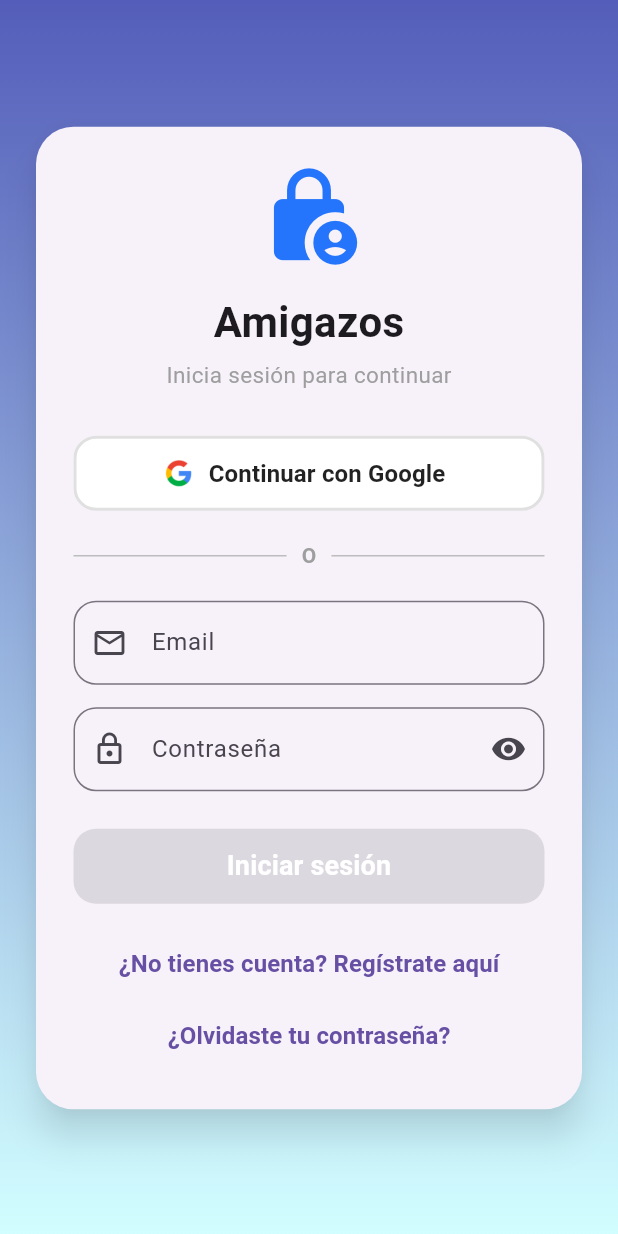
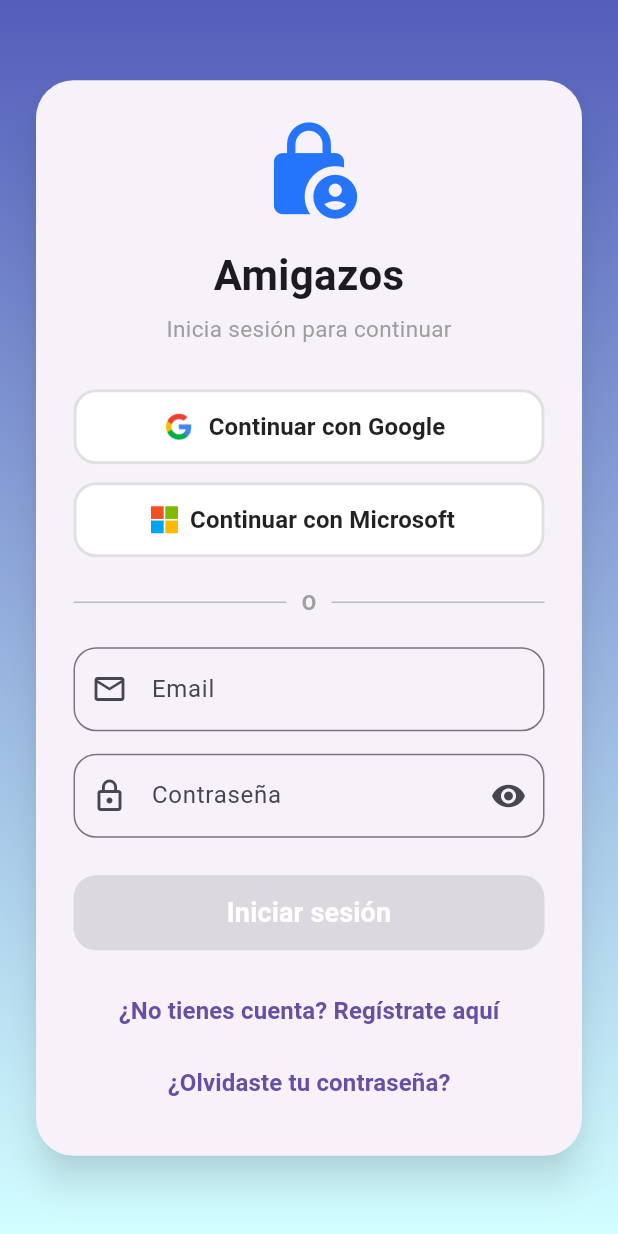
Before and after one commit to MauHerCab10/Amigazos_Android, a Flutter app: the screen it shows after launch, on a phone screen of 412 x 824 dp. Run offline on Flutter 3.47's test engine with Material 3 defaults, Android fonts, the phone set to English and light mode, and no system bars; our stand-ins replace app_links, cloud_firestore, firebase_auth, firebase_core, firebase_messaging, flutter_local_notifications and 2 more; accounts and stored records are empty.

Commit message:
se implementa acceso a la app con Microsoft
Co-authored-by: Copilot <copilot@github.com>

```diff
--- a/amigazos/lib/features/auth/auth_wrapper.dart
+++ b/amigazos/lib/features/auth/auth_wrapper.dart
@@ -23,8 +23,12 @@ class AuthWrapper extends StatelessWidget {
 
         if (snapshot.hasData) {
           final user = snapshot.data!;
+          // Los usuarios OAuth (Google, Microsoft) no necesitan verificación de correo, ya que el proveedor externo garantiza la identidad del usuario.
+          final esUsuarioOAuth = user.providerData.any(
+            (p) => p.providerId != 'password',
+          );
           //Si el usuario aún no ha verificado su correo, así ingrese correctamente sus credenciales, lo redirige al Login
-          if (!user.emailVerified) {
+          if (!esUsuarioOAuth && !user.emailVerified) {
             return const LoginPage();
           }
           return const FriendsHomePage(); //Usuario verificado y logueado
--- a/amigazos/lib/features/auth/pages/login_page.dart
+++ b/amigazos/lib/features/auth/pages/login_page.dart
@@ -206,6 +206,55 @@ class _LoginPageState extends State<LoginPage> {
     }
   }
 
+  //Autenticación con MICROSOFT Sign-In (OAuth)
+  // Método para crear usuario e iniciar sesión con el servicio de Microsoft
+  Future<void> loginConMicrosoft() async {
+    setState(() {
+      cargando = true;
+      error = null;
+    });
+
+    try {
+      // Crea el proveedor de Microsoft con los scopes necesarios
+      final microsoftProvider = OAuthProvider('microsoft.com');
+      microsoftProvider.addScope('email');
+      microsoftProvider.addScope('openid');
+      microsoftProvider.addScope('profile');
+      microsoftProvider.setCustomParameters({'tenant': 'common'});
+
+      // Inicia el proceso de autenticación con Microsoft (abre el navegador)
+      await FirebaseAuth.instance.signInWithProvider(microsoftProvider);
+
+      // Redirige a la pantalla de inicio
+      if (mounted) {
+        Navigator.of(context).pushAndRemoveUntil(
+          MaterialPageRoute(builder: (context) => const FriendsHomePage()),
+          (route) => false,
+        );
+      }
+    } on FirebaseAuthException catch (e) {
+      setState(() {
+        if (e.code == 'account-exists-with-different-credential') {
+          error = 'Ya existe una cuenta con este correo usando otro método';
+        } else if (e.code == 'cancelled-popup-request' ||
+            e.code == 'popup-closed-by-user') {
+          error = null; // El usuario canceló, no mostrar error
+        } else {
+          error =
+              'Error al iniciar sesión con Microsoft: ${e.message ?? e.code}';
+        }
+      });
+    } catch (e) {
+      setState(() {
+        error = 'Error al iniciar sesión con Microsoft: $e';
+      });
+    } finally {
+      setState(() {
+        cargando = false;
+      });
+    }
+  }
+
   @override
   //Construcción de la UI de Login
   Widget build(BuildContext context) {
@@ -282,6 +331,33 @@ class _LoginPageState extends State<LoginPage> {
                         icon: Image.asset('assets/google_logo.png', height: 24),
                         label: const Text(
                           "Continuar con Google",
+                          style: TextStyle(
+                            fontSize: 16,
+                            fontWeight: FontWeight.bold,
+                            color: Colors.black87,
+                          ),
+                        ),
+                      ),
+                    ),
+
+                    const SizedBox(height: 12),
+
+                    // Botón de Microsoft Sign-In
+                    SizedBox(
+                      width: double.infinity,
+                      height: 50,
+                      child: OutlinedButton.icon(
+                        onPressed: cargando ? null : loginConMicrosoft,
+                        style: OutlinedButton.styleFrom(
+                          side: BorderSide(color: Colors.grey[300]!, width: 2),
+                          shape: RoundedRectangleBorder(
+                            borderRadius: BorderRadius.circular(15),
+                          ),
+                          backgroundColor: Colors.white,
+                        ),
+                        icon: const _MicrosoftLogo(size: 18),
+                        label: const Text(
+                          "Continuar con Microsoft",
                           style: TextStyle(
                             fontSize: 16,
                             fontWeight: FontWeight.bold,
@@ -476,3 +552,51 @@ class _LoginPageState extends State<LoginPage> {
     return regex.hasMatch(email);
   }
 }
+
+// Widget para dibujar el logo de Microsoft (4 cuadros de colores)
+class _MicrosoftLogo extends StatelessWidget {
+  final double size;
+  const _MicrosoftLogo({this.size = 18});
+
+  @override
+  Widget build(BuildContext context) {
+    return SizedBox(
+      width: size,
+      height: size,
+      child: CustomPaint(painter: _MicrosoftLogoPainter()),
+    );
+  }
+}
+
+// CustomPainter para dibujar el logo de Microsoft con 4 cuadros de colores (rojo, verde, azul y amarillo)
+class _MicrosoftLogoPainter extends CustomPainter {
+  @override
+  void paint(Canvas canvas, Size size) {
+    final gap = size.width * 0.06;
+    final squareSize = (size.width - gap) / 2;
+
+    // Rojo (arriba-izquierda)
+    canvas.drawRect(
+      Rect.fromLTWH(0, 0, squareSize, squareSize),
+      Paint()..color = const Color(0xFFF25022),
+    );
+    // Verde (arriba-derecha)
+    canvas.drawRect(
+      Rect.fromLTWH(squareSize + gap, 0, squareSize, squareSize),
+      Paint()..color = const Color(0xFF7FBA00),
+    );
+    // Azul (abajo-izquierda)
+    canvas.drawRect(
+      Rect.fromLTWH(0, squareSize + gap, squareSize, squareSize),
+      Paint()..color = const Color(0xFF00A4EF),
+    );
+    // Amarillo (abajo-derecha)
+    canvas.drawRect(
+      Rect.fromLTWH(squareSize + gap, squareSize + gap, squareSize, squareSize),
+      Paint()..color = const Color(0xFFFFB900),
+    );
+  }
+
+  @override
+  bool shouldRepaint(covariant CustomPainter oldDelegate) => false;
+}
```
